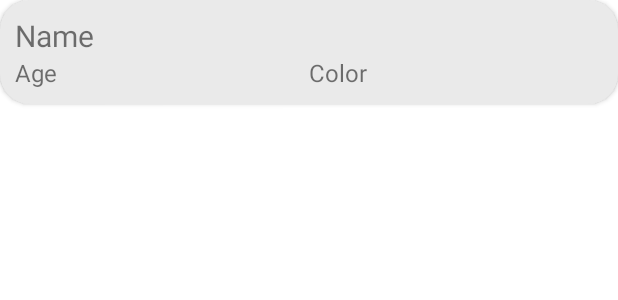
After one commit to Ajmyquira/android-project, an Android app: the layout view_pet_single.xml on its own in the app's theme, with its tools: preview values and no code run, on a phone screen of 412 x 824 dp. The commit adds this screen. Shown: the top 300 px of the screen. Run offline under Robolectric (Android 15) with nearby library versions, the phone set to English and light mode, and no system bars.

Commit message:
Pet information for the FireBase added

```diff
--- a/app/build.gradle
+++ b/app/build.gradle
@@ -32,6 +32,9 @@ android {
 dependencies {
     implementation platform('com.google.firebase:firebase-bom:30.1.0')
     implementation 'com.google.firebase:firebase-analytics'
+
+    implementation 'com.firebaseui:firebase-ui-firestore:8.0.1'
+
     implementation 'androidx.appcompat:appcompat:1.4.1'
     implementation 'com.google.android.material:material:1.6.0'
     implementation 'androidx.constraintlayout:constraintlayout:2.1.4'
--- a/app/src/main/res/layout/activity_main.xml
+++ b/app/src/main/res/layout/activity_main.xml
@@ -24,6 +24,11 @@
             android:layout_width="match_parent"
             android:layout_height="wrap_content"
             android:text="Add pet" />
+
+        <androidx.recyclerview.widget.RecyclerView
+            android:id="@+id/recyclerViewSingle"
+            android:layout_width="match_parent"
+            android:layout_height="match_parent" />
     </LinearLayout>
 
 </androidx.constraintlayout.widget.ConstraintLayout>
--- /dev/null
+++ b/app/src/main/res/layout/view_pet_single.xml
@@ -0,0 +1,53 @@
+<?xml version="1.0" encoding="utf-8"?>
+<androidx.cardview.widget.CardView xmlns:android="http://schemas.android.com/apk/res/android"
+    xmlns:app="http://schemas.android.com/apk/res-auto"
+    android:layout_width="match_parent"
+    android:layout_height="wrap_content"
+    android:layout_marginBottom="10dp"
+    android:backgroundTint="#EAEAEA"
+    app:cardCornerRadius="20dp">
+
+    <LinearLayout
+        android:layout_width="match_parent"
+        android:layout_height="wrap_content"
+        android:orientation="horizontal"
+        android:padding="10dp">
+
+        <LinearLayout
+            android:layout_width="match_parent"
+            android:layout_height="match_parent"
+            android:orientation="vertical">
+
+            <TextView
+                android:id="@+id/name_view"
+                android:layout_width="match_parent"
+                android:layout_height="wrap_content"
+                android:text="Name"
+                android:textSize="20sp" />
+
+            <LinearLayout
+                android:layout_width="match_parent"
+                android:layout_height="match_parent"
+                android:orientation="horizontal">
+
+                <TextView
+                    android:id="@+id/age_view"
+                    android:layout_width="match_parent"
+                    android:layout_height="wrap_content"
+                    android:layout_weight="1"
+                    android:text="Age"
+                    android:textSize="16sp" />
+
+                <TextView
+                    android:id="@+id/color_view"
+                    android:layout_width="match_parent"
+                    android:layout_height="wrap_content"
+                    android:layout_weight="1"
+                    android:text="Color"
+                    android:textSize="16sp" />
+
+            </LinearLayout>
+
+        </LinearLayout>
+    </LinearLayout>
+</androidx.cardview.widget.CardView>
```
Also changed, not shown: app/src/main/java/com/example/android_project/MainActivity.java (+34 -0 lines), app/src/main/java/com/example/android_project/adapter/PetAdapter.java (added, +53 -0 lines), app/src/main/java/com/example/android_project/model/Pet.java (added, +36 -0 lines).
